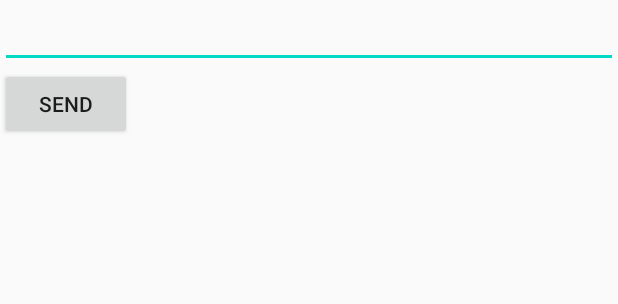
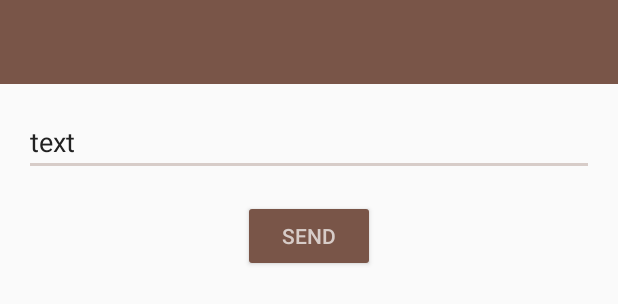
Before and after one commit to VasylyIshkov/Firstgitpoject, an Android app: the layout activity_main.xml on its own in the app's theme, with its tools: preview values and no code run, on a phone screen of 412 x 824 dp. Shown: the top 304 px of the screen. Run offline under Robolectric (Android 15) with nearby library versions, the light colour scheme and no system bars.

Commit message:
Добавление стилей, настройка layout

```diff
--- a/app/src/main/AndroidManifest.xml
+++ b/app/src/main/AndroidManifest.xml
@@ -9,7 +9,7 @@
         android:roundIcon="@mipmap/ic_launcher_round"
         android:supportsRtl="true"
         android:theme="@style/AppTheme">
-        <activity android:name=".SecondActivity"></activity>
+        <activity android:name=".SecondActivity"/>
         <activity android:name=".MainActivity">
             <intent-filter>
                 <action android:name="android.intent.action.MAIN" />
--- a/app/src/main/java/com/example/myapplication/base/BaseActivity.java
+++ b/app/src/main/java/com/example/myapplication/base/BaseActivity.java
@@ -9,9 +9,9 @@ public class BaseActivity extends AppCompatActivity {
     private Toolbar toolbar;
 
     public void initToolbarWithNavigation(String title) {
-       // toolbar = findViewById(R.id);
+        toolbar = findViewById(R.id.toolbar);
         toolbar.setTitle(title);
-      //  toolbar.setNavigationIcon(R.drawable.ic_back_btn);
+       // toolbar.setNavigationIcon(R.drawable.ic_back_btn);
         toolbar.setNavigationOnClickListener(new View.OnClickListener() {
             @Override
             public void onClick(View view) {
@@ -21,7 +21,7 @@ public class BaseActivity extends AppCompatActivity {
     }
 
     public void initToolbar(String title) {
-      //  toolbar = findViewById(R.id.toolbar);
+        toolbar = findViewById(R.id.toolbar);
         toolbar.setTitle(title);
     }
 
--- a/app/src/main/res/layout/activity_main.xml
+++ b/app/src/main/res/layout/activity_main.xml
@@ -6,24 +6,30 @@
     android:layout_height="match_parent"
     tools:context=".MainActivity">
 
-    <LinearLayout
-        android:layout_width="match_parent"
-        android:layout_height="match_parent"
-        android:orientation="vertical"
-        tools:layout_editor_absoluteX="1dp"
-        tools:layout_editor_absoluteY="1dp">
+    <include
+        android:id="@+id/toolbar"
+        layout="@layout/toolbar_layout" />
+
 
     <EditText
+        android:id="@+id/EditText"
         android:layout_width="match_parent"
         android:layout_height="wrap_content"
-            android:id="@+id/EditText"
-            ></EditText>
+        android:layout_marginStart="@dimen/default_margin"
+        android:layout_marginTop="@dimen/default_margin"
+        android:layout_marginEnd="@dimen/default_margin"
+        tools:text="text"
+        app:layout_constraintTop_toBottomOf="@+id/toolbar" />
 
 
     <Button
         android:id="@+id/Send"
+        style="@style/AppButton"
         android:layout_width="wrap_content"
         android:layout_height="wrap_content"
-            android:text="@string/send"></Button>
-    </LinearLayout>
+        android:layout_marginTop="@dimen/default_margin"
+        android:text="@string/send"
+        app:layout_constraintEnd_toEndOf="parent"
+        app:layout_constraintStart_toStartOf="parent"
+        app:layout_constraintTop_toBottomOf="@+id/EditText" />
 </androidx.constraintlayout.widget.ConstraintLayout>
--- a/app/src/main/res/layout/toolbar_layout.xml
+++ b/app/src/main/res/layout/toolbar_layout.xml
@@ -1,5 +1,11 @@
 <?xml version="1.0" encoding="utf-8"?>
 <Toolbar xmlns:android="http://schemas.android.com/apk/res/android"
-    android:layout_width="match_parent" android:layout_height="match_parent">
+    xmlns:app="http://schemas.android.com/apk/res-auto"
+    style="@style/AppToolbar"
+    android:layout_width="match_parent"
+    android:layout_height="@dimen/toolbar_height"
+    android:minHeight="@dimen/toolbar_height"
+    app:elevation="0dp"
+    app:layout_constraintTop_toTopOf="parent">
 
 </Toolbar>
--- a/app/src/main/res/values/colors.xml
+++ b/app/src/main/res/values/colors.xml
@@ -1,6 +1,13 @@
 <?xml version="1.0" encoding="utf-8"?>
 <resources>
-    <color name="colorPrimary">#6200EE</color>
-    <color name="colorPrimaryDark">#3700B3</color>
-    <color name="colorAccent">#03DAC5</color>
+
+    <color name="primary">#795548</color>
+    <color name="primary_dark">#5D4037</color>
+    <color name="primary_light">#D7CCC8</color>
+    <color name="accent">#9E9E9E</color>
+    <color name="primary_text">#212121</color>
+    <color name="secondary_text">#757575</color>
+    <color name="icons">#FFFFFF</color>
+    <color name="divider">#BDBDBD</color>
+
 </resources>
--- a/app/src/main/res/values/styles.xml
+++ b/app/src/main/res/values/styles.xml
@@ -3,9 +3,22 @@
     <!-- Base application theme. -->
     <style name="AppTheme" parent="Theme.AppCompat.Light.DarkActionBar">
         <!-- Customize your theme here. -->
-        <item name="colorPrimary">@color/colorPrimary</item>
-        <item name="colorPrimaryDark">@color/colorPrimaryDark</item>
-        <item name="colorAccent">@color/colorAccent</item>
+        <item name="colorPrimary">@color/primary</item>
+        <item name="colorPrimaryDark">@color/primary_dark</item>
+        <item name="colorAccent">@color/primary_light</item>
+        <item name="android:textColorPrimary">@color/primary_text</item>
+        <item name="android:textColorSecondary">@color/secondary_text</item>
+
+        <item name="windowActionBar">false</item>
+        <item name="windowNoTitle">true</item>
     </style>
 
+    <style name="AppButton" parent="Widget.AppCompat.Button.Colored">
+        <item name="android:backgroundTint">?attr/colorPrimary</item>
+        <item name="android:textColor">?attr/colorAccent</item>
+    </style>
+
+    <style name="AppToolbar" parent="Widget.AppCompat.Toolbar">
+        <item name="android:background">?attr/colorPrimary</item>
+    </style>
 </resources>
```
Also changed, not shown: app/src/main/res/layout/activity_second.xml (+15 -10 lines), app/src/main/res/values/dimens.xml (added, +9 -0 lines). Lines whose indentation alone changed are shown as unchanged.
